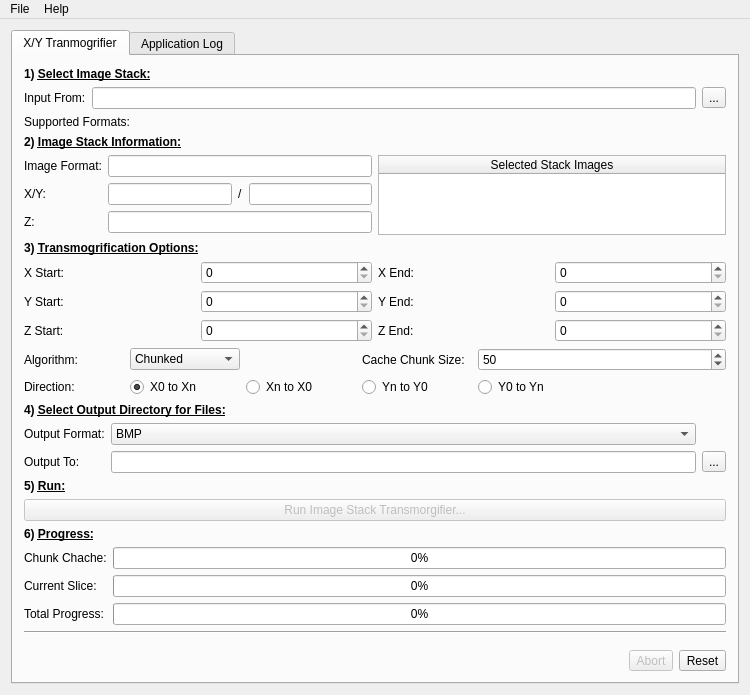
This is mainwindow.ui in alanspencer/ImageStackTransmogrifier as Qt 5 draws it before an edit. The edited form follows.
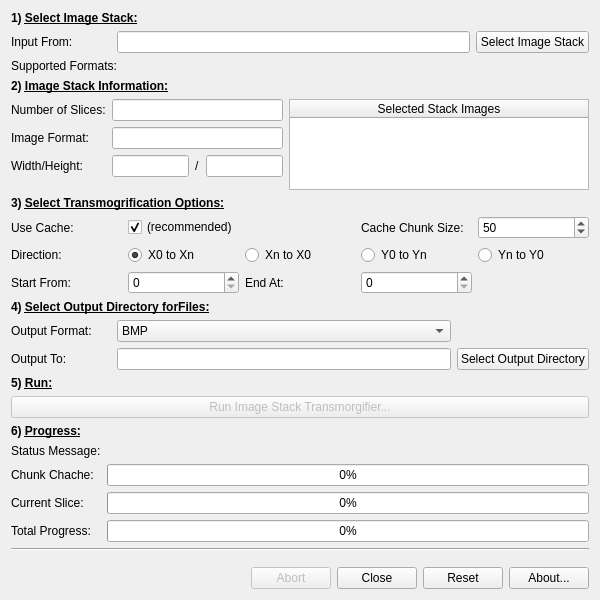
This is the edited form.

Patch:
```diff
--- a/mainwindow.ui
+++ b/mainwindow.ui
@@ -6,8 +6,8 @@
    <rect>
     <x>0</x>
     <y>0</y>
-    <width>750</width>
-    <height>676</height>
+    <width>600</width>
+    <height>600</height>
    </rect>
   </property>
   <property name="windowTitle">
@@ -16,16 +16,6 @@
   <widget class="QWidget" name="centralWidget">
    <layout class="QVBoxLayout" name="verticalLayout">
     <item>
-     <widget class="QTabWidget" name="applicationTabs">
-      <property name="currentIndex">
-       <number>0</number>
-      </property>
-      <widget class="QWidget" name="xYTransmogrifierTab">
-       <attribute name="title">
-        <string>X/Y Tranmogrifier</string>
-       </attribute>
-       <layout class="QVBoxLayout" name="verticalLayout_4">
-        <item>
          <widget class="QLabel" name="label_6">
           <property name="text">
            <string>&lt;html&gt;&lt;head/&gt;&lt;body&gt;&lt;p&gt;&lt;span style=&quot; font-weight:600;&quot;&gt;1) &lt;/span&gt;&lt;span style=&quot; font-weight:600; text-decoration: underline;&quot;&gt;Select Image Stack:&lt;/span&gt;&lt;/p&gt;&lt;/body&gt;&lt;/html&gt;</string>
@@ -33,7 +23,7 @@
          </widget>
         </item>
         <item>
-         <layout class="QGridLayout" name="gridLayout">
+     <layout class="QGridLayout" name="gridLayout" columnminimumwidth="100,0,0">
           <item row="0" column="1">
            <widget class="QLineEdit" name="inputFrom">
             <property name="readOnly">
@@ -41,13 +31,6 @@
             </property>
            </widget>
           </item>
-          <item row="0" column="2">
-           <widget class="QToolButton" name="inputFromButton">
-            <property name="text">
-             <string>...</string>
-            </property>
-           </widget>
-          </item>
           <item row="0" column="0">
            <widget class="QLabel" name="label">
             <property name="text">
@@ -55,6 +38,13 @@
             </property>
            </widget>
           </item>
+      <item row="0" column="2">
+       <widget class="QPushButton" name="inputFromButton">
+        <property name="text">
+         <string>Select Image Stack</string>
+        </property>
+       </widget>
+      </item>
          </layout>
         </item>
         <item>
@@ -101,55 +91,42 @@
             <property name="topMargin">
              <number>0</number>
             </property>
-            <item row="2" column="0">
-             <widget class="QLabel" name="label_3">
-              <property name="text">
-               <string>Z:</string>
-              </property>
-             </widget>
-            </item>
-            <item row="3" column="0">
-             <spacer name="verticalSpacer">
-              <property name="orientation">
-               <enum>Qt::Vertical</enum>
-              </property>
-              <property name="sizeHint" stdset="0">
-               <size>
-                <width>20</width>
-                <height>40</height>
-               </size>
-              </property>
-             </spacer>
-            </item>
-            <item row="2" column="1">
-             <widget class="QLineEdit" name="numberOfSlices">
-              <property name="readOnly">
-               <bool>true</bool>
-              </property>
-             </widget>
-            </item>
-            <item row="0" column="1">
+        <item row="1" column="1">
              <widget class="QLineEdit" name="imageFormat">
               <property name="readOnly">
                <bool>true</bool>
               </property>
              </widget>
             </item>
-            <item row="1" column="0">
+        <item row="2" column="0">
              <widget class="QLabel" name="label_5">
               <property name="text">
-               <string>X/Y:</string>
+           <string>Width/Height:</string>
               </property>
              </widget>
             </item>
-            <item row="0" column="0">
+        <item row="1" column="0">
              <widget class="QLabel" name="label_4">
               <property name="text">
                <string>Image Format:</string>
               </property>
              </widget>
             </item>
-            <item row="1" column="1">
+        <item row="0" column="1">
+         <widget class="QLineEdit" name="numberOfSlices">
+          <property name="readOnly">
+           <bool>true</bool>
+          </property>
+         </widget>
+        </item>
+        <item row="0" column="0">
+         <widget class="QLabel" name="label_3">
+          <property name="text">
+           <string>Number of Slices:</string>
+          </property>
+         </widget>
+        </item>
+        <item row="2" column="1">
              <layout class="QHBoxLayout" name="horizontalLayout_2">
               <property name="topMargin">
                <number>0</number>
@@ -177,6 +154,19 @@
               </item>
              </layout>
             </item>
+        <item row="3" column="0">
+         <spacer name="verticalSpacer">
+          <property name="orientation">
+           <enum>Qt::Vertical</enum>
+          </property>
+          <property name="sizeHint" stdset="0">
+           <size>
+            <width>20</width>
+            <height>40</height>
+           </size>
+          </property>
+         </spacer>
+        </item>
            </layout>
           </item>
           <item>
@@ -211,104 +201,53 @@
         <item>
          <widget class="QLabel" name="label_8">
           <property name="text">
-           <string>&lt;html&gt;&lt;head/&gt;&lt;body&gt;&lt;p&gt;&lt;span style=&quot; font-weight:600;&quot;&gt;3) &lt;/span&gt;&lt;span style=&quot; font-weight:600; text-decoration: underline;&quot;&gt;Transmogrification Options:&lt;/span&gt;&lt;/p&gt;&lt;/body&gt;&lt;/html&gt;</string>
+       <string>&lt;html&gt;&lt;head/&gt;&lt;body&gt;&lt;p&gt;&lt;span style=&quot; font-weight:600;&quot;&gt;3) &lt;/span&gt;&lt;span style=&quot; font-weight:600; text-decoration: underline;&quot;&gt;Select Transmogrification Options:&lt;/span&gt;&lt;/p&gt;&lt;/body&gt;&lt;/html&gt;</string>
           </property>
          </widget>
         </item>
         <item>
-         <layout class="QGridLayout" name="gridLayout_7">
+     <layout class="QGridLayout" name="gridLayout_6" columnstretch="0,0,0,0,0">
           <property name="topMargin">
            <number>0</number>
           </property>
-          <item row="1" column="0">
-           <widget class="QLabel" name="label_22">
-            <property name="text">
-             <string>Y Start:</string>
-            </property>
-           </widget>
-          </item>
-          <item row="0" column="2">
-           <widget class="QLabel" name="label_24">
-            <property name="text">
-             <string>X End:</string>
-            </property>
-           </widget>
-          </item>
-          <item row="0" column="0">
-           <widget class="QLabel" name="label_21">
-            <property name="text">
-             <string>X Start:</string>
-            </property>
-           </widget>
-          </item>
-          <item row="0" column="1">
-           <widget class="QSpinBox" name="xStartValue"/>
-          </item>
-          <item row="2" column="0">
-           <widget class="QLabel" name="label_23">
-            <property name="text">
-             <string>Z Start:</string>
-            </property>
-           </widget>
-          </item>
-          <item row="0" column="3">
-           <widget class="QSpinBox" name="xEndValue"/>
-          </item>
-          <item row="1" column="2">
-           <widget class="QLabel" name="label_25">
-            <property name="text">
-             <string>Y End:</string>
-            </property>
-           </widget>
-          </item>
-          <item row="2" column="2">
-           <widget class="QLabel" name="label_26">
-            <property name="text">
-             <string>Z End:</string>
-            </property>
-           </widget>
-          </item>
-          <item row="1" column="1">
-           <widget class="QSpinBox" name="yStartValue"/>
-          </item>
-          <item row="2" column="1">
-           <widget class="QSpinBox" name="zStartValue"/>
-          </item>
-          <item row="1" column="3">
-           <widget class="QSpinBox" name="yEndValue"/>
-          </item>
-          <item row="2" column="3">
-           <widget class="QSpinBox" name="zEndValue"/>
-          </item>
-         </layout>
-        </item>
-        <item>
-         <layout class="QGridLayout" name="gridLayout_6" columnstretch="0,0,0,0,1" columnminimumwidth="100,110,110,110,0">
-          <property name="topMargin">
-           <number>0</number>
-          </property>
-          <item row="1" column="3">
-           <widget class="QLabel" name="label_16">
-            <property name="text">
-             <string>Cache Chunk Size:</string>
-            </property>
-           </widget>
-          </item>
-          <item row="2" column="0">
-           <widget class="QLabel" name="label_9">
-            <property name="text">
-             <string>Direction:</string>
-            </property>
-           </widget>
-          </item>
-          <item row="1" column="0">
-           <widget class="QLabel" name="label_19">
-            <property name="text">
-             <string>Algorithm:</string>
-            </property>
-           </widget>
-          </item>
           <item row="1" column="4">
+       <widget class="QRadioButton" name="directionYntoY0">
+        <property name="enabled">
+         <bool>true</bool>
+        </property>
+        <property name="text">
+         <string>Yn to Y0</string>
+        </property>
+       </widget>
+      </item>
+      <item row="1" column="3">
+       <widget class="QRadioButton" name="directionY0toYn">
+        <property name="enabled">
+         <bool>true</bool>
+        </property>
+        <property name="text">
+         <string>Y0 to Yn</string>
+        </property>
+       </widget>
+      </item>
+      <item row="0" column="1">
+       <widget class="QCheckBox" name="useCache">
+        <property name="text">
+         <string>(recommended)</string>
+        </property>
+        <property name="checked">
+         <bool>true</bool>
+        </property>
+       </widget>
+      </item>
+      <item row="0" column="0">
+       <widget class="QLabel" name="label_19">
+        <property name="text">
+         <string>Use Cache:</string>
+        </property>
+       </widget>
+      </item>
+      <item row="0" column="4">
            <widget class="QSpinBox" name="cacheChuckSize">
             <property name="minimum">
              <number>10</number>
@@ -324,14 +263,17 @@
             </property>
            </widget>
           </item>
-          <item row="2" column="2">
+      <item row="1" column="2">
            <widget class="QRadioButton" name="directionXntoX0">
+        <property name="enabled">
+         <bool>true</bool>
+        </property>
             <property name="text">
              <string>Xn to X0</string>
             </property>
            </widget>
           </item>
-          <item row="2" column="1">
+      <item row="1" column="1">
            <widget class="QRadioButton" name="directionX0toXn">
             <property name="text">
              <string>X0 to Xn</string>
@@ -341,55 +283,54 @@
             </property>
            </widget>
           </item>
-          <item row="2" column="4">
-           <widget class="QRadioButton" name="directionY0toYn">
+      <item row="1" column="0">
+       <widget class="QLabel" name="label_9">
             <property name="text">
-             <string>Y0 to Yn</string>
+         <string>Direction:</string>
             </property>
            </widget>
           </item>
+      <item row="0" column="3">
+       <widget class="QLabel" name="label_16">
+        <property name="text">
+         <string>Cache Chunk Size:</string>
+        </property>
+       </widget>
+      </item>
+      <item row="2" column="0">
+       <widget class="QLabel" name="label_21">
+        <property name="text">
+         <string>Start From:</string>
+        </property>
+       </widget>
+      </item>
+      <item row="2" column="2">
+       <widget class="QLabel" name="label_22">
+        <property name="text">
+         <string>End At:</string>
+        </property>
+       </widget>
+      </item>
+      <item row="2" column="1">
+       <widget class="QSpinBox" name="startAtNumber"/>
+      </item>
           <item row="2" column="3">
-           <widget class="QRadioButton" name="directionYntoY0">
-            <property name="text">
-             <string>Yn to Y0</string>
-            </property>
-           </widget>
-          </item>
-          <item row="1" column="1">
-           <widget class="QComboBox" name="algorithmComboBox">
-            <item>
-             <property name="text">
-              <string>Chunked</string>
-             </property>
-            </item>
-            <item>
-             <property name="text">
-              <string>Basic</string>
-             </property>
-            </item>
-           </widget>
+       <widget class="QSpinBox" name="endAtNumber"/>
           </item>
          </layout>
         </item>
         <item>
          <widget class="QLabel" name="label_11">
           <property name="text">
-           <string>&lt;html&gt;&lt;head/&gt;&lt;body&gt;&lt;p&gt;&lt;span style=&quot; font-weight:600;&quot;&gt;4) &lt;/span&gt;&lt;span style=&quot; font-weight:600; text-decoration: underline;&quot;&gt;Select Output Directory for Files:&lt;/span&gt;&lt;/p&gt;&lt;/body&gt;&lt;/html&gt;</string>
+       <string>&lt;html&gt;&lt;head/&gt;&lt;body&gt;&lt;p&gt;&lt;span style=&quot; font-weight:600;&quot;&gt;4) &lt;/span&gt;&lt;span style=&quot; font-weight:600; text-decoration: underline;&quot;&gt;Select Output Directory for&lt;/span&gt;&lt;span style=&quot; font-weight:600; font-style:italic; text-decoration: underline;&quot;/&gt;&lt;span style=&quot; font-weight:600; text-decoration: underline;&quot;&gt;Files:&lt;/span&gt;&lt;/p&gt;&lt;/body&gt;&lt;/html&gt;</string>
           </property>
          </widget>
         </item>
         <item>
-         <layout class="QGridLayout" name="gridLayout_2">
+     <layout class="QGridLayout" name="gridLayout_2" columnminimumwidth="100,0,0,0">
           <property name="topMargin">
            <number>0</number>
           </property>
-          <item row="1" column="3">
-           <widget class="QToolButton" name="outputToButton">
-            <property name="text">
-             <string>...</string>
-            </property>
-           </widget>
-          </item>
           <item row="1" column="2">
            <widget class="QLineEdit" name="outputTo">
             <property name="readOnly">
@@ -404,6 +345,13 @@
             </property>
            </widget>
           </item>
+      <item row="1" column="3">
+       <widget class="QPushButton" name="outputToButton">
+        <property name="text">
+         <string>Select Output Directory</string>
+        </property>
+       </widget>
+      </item>
           <item row="0" column="0">
            <widget class="QLabel" name="label_20">
             <property name="text">
@@ -412,7 +360,7 @@
            </widget>
           </item>
           <item row="0" column="2">
-           <widget class="QComboBox" name="outputFormatComboBox">
+       <widget class="QComboBox" name="outputFormat">
             <property name="sizeAdjustPolicy">
              <enum>QComboBox::AdjustToContentsOnFirstShow</enum>
             </property>
@@ -473,7 +421,7 @@
           <property name="topMargin">
            <number>0</number>
           </property>
-          <item row="1" column="1">
+      <item row="2" column="1">
            <widget class="QProgressBar" name="imageProgressBar">
             <property name="maximum">
              <number>10000</number>
@@ -489,7 +437,7 @@
             </property>
            </widget>
           </item>
-          <item row="2" column="1">
+      <item row="3" column="1">
            <widget class="QProgressBar" name="totalProgressBar">
             <property name="enabled">
              <bool>true</bool>
@@ -514,34 +462,48 @@
             </property>
            </widget>
           </item>
-          <item row="2" column="0">
+      <item row="3" column="0">
            <widget class="QLabel" name="label_18">
             <property name="text">
              <string>Total Progress:</string>
             </property>
            </widget>
           </item>
-          <item row="1" column="0">
+      <item row="2" column="0">
            <widget class="QLabel" name="label_17">
             <property name="text">
              <string>Current Slice:</string>
             </property>
            </widget>
           </item>
-          <item row="0" column="1">
+      <item row="1" column="1">
            <widget class="QProgressBar" name="chunkProgressBar">
             <property name="value">
              <number>0</number>
             </property>
            </widget>
           </item>
-          <item row="0" column="0">
+      <item row="1" column="0">
            <widget class="QLabel" name="label_13">
             <property name="text">
              <string>Chunk Chache:</string>
             </property>
            </widget>
           </item>
+      <item row="0" column="0">
+       <widget class="QLabel" name="label_23">
+        <property name="text">
+         <string>Status Message:</string>
+        </property>
+       </widget>
+      </item>
+      <item row="0" column="1">
+       <widget class="QLabel" name="statusMessage">
+        <property name="text">
+         <string/>
+        </property>
+       </widget>
+      </item>
          </layout>
         </item>
         <item>
@@ -570,7 +532,7 @@
            </spacer>
           </item>
           <item>
-           <widget class="QToolButton" name="abortButton">
+       <widget class="QPushButton" name="abortButton">
             <property name="enabled">
              <bool>false</bool>
             </property>
@@ -580,98 +542,30 @@
            </widget>
           </item>
           <item>
-           <widget class="QToolButton" name="resetButton">
-            <property name="text">
-             <string>Reset</string>
-            </property>
-           </widget>
-          </item>
-         </layout>
-        </item>
-       </layout>
-      </widget>
-      <widget class="QWidget" name="applicationLogTab">
-       <attribute name="title">
-        <string>Application Log</string>
-       </attribute>
-       <layout class="QVBoxLayout" name="verticalLayout_3">
-        <item>
-         <widget class="QTextBrowser" name="logBrowser"/>
-        </item>
-        <item>
-         <layout class="QHBoxLayout" name="horizontalLayout_4">
-          <property name="topMargin">
-           <number>0</number>
-          </property>
-          <item>
-           <spacer name="horizontalSpacer_2">
-            <property name="orientation">
-             <enum>Qt::Horizontal</enum>
-            </property>
-            <property name="sizeHint" stdset="0">
-             <size>
-              <width>40</width>
-              <height>20</height>
-             </size>
-            </property>
-           </spacer>
-          </item>
-          <item>
-           <widget class="QToolButton" name="saveLogButton">
-            <property name="text">
-             <string>Save...</string>
-            </property>
-           </widget>
-          </item>
-          <item>
-           <widget class="QToolButton" name="clearLogButton">
-            <property name="text">
-             <string>Clear</string>
-            </property>
-           </widget>
-          </item>
-         </layout>
-        </item>
-       </layout>
-      </widget>
-     </widget>
-    </item>
-   </layout>
-  </widget>
-  <widget class="QMenuBar" name="menuBar">
-   <property name="geometry">
-    <rect>
-     <x>0</x>
-     <y>0</y>
-     <width>750</width>
-     <height>21</height>
-    </rect>
-   </property>
-   <widget class="QMenu" name="menuFile">
-    <property name="title">
-     <string>File</string>
-    </property>
-    <addaction name="actionClose"/>
-   </widget>
-   <widget class="QMenu" name="menuHelp">
-    <property name="title">
-     <string>Help</string>
-    </property>
-    <addaction name="actionAbout"/>
-   </widget>
-   <addaction name="menuFile"/>
-   <addaction name="menuHelp"/>
-  </widget>
-  <action name="actionClose">
+       <widget class="QPushButton" name="closeButton">
    <property name="text">
     <string>Close</string>
    </property>
-  </action>
-  <action name="actionAbout">
+       </widget>
+      </item>
+      <item>
+       <widget class="QPushButton" name="resetButton">
    <property name="text">
-    <string>About</string>
-   </property>
-  </action>
+         <string>Reset</string>
+        </property>
+       </widget>
+      </item>
+      <item>
+       <widget class="QPushButton" name="aboutButton">
+        <property name="text">
+         <string>About...</string>
+        </property>
+       </widget>
+      </item>
+     </layout>
+    </item>
+   </layout>
+  </widget>
  </widget>
  <layoutdefault spacing="6" margin="11"/>
  <resources/>
```
Left out of the diff: 10 changed lines with no effect on the pictures. Lines whose indentation alone changed are shown as unchanged.
